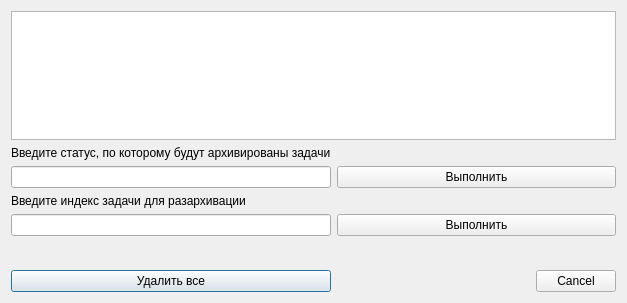
Above: app/TasksForge/gui/archive_dialog.ui from ApplicationsForge/TaskManagerGUI before the change. Below: the same form after it.
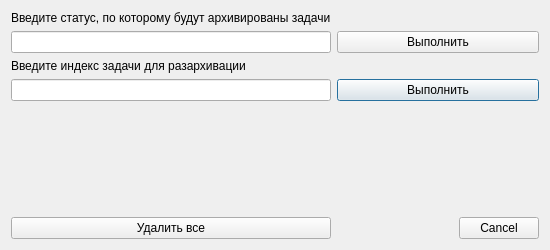
That is the form after the change.

```diff
--- a/app/TasksForge/gui/archive_dialog.ui
+++ b/app/TasksForge/gui/archive_dialog.ui
@@ -6,69 +6,46 @@
    <rect>
     <x>0</x>
     <y>0</y>
-    <width>627</width>
-    <height>303</height>
+    <width>550</width>
+    <height>250</height>
    </rect>
   </property>
   <property name="windowTitle">
    <string>Архивация</string>
   </property>
   <layout class="QGridLayout" name="gridLayout">
-   <item row="6" column="0">
-    <widget class="QPushButton" name="gcPushButton">
-     <property name="text">
-      <string>Удалить все</string>
-     </property>
-    </widget>
-   </item>
-   <item row="1" column="0">
-    <widget class="QLabel" name="archiveByStatusLabel">
-     <property name="text">
-      <string>Введите статус, по которому будут архивированы задачи</string>
-     </property>
-    </widget>
-   </item>
-   <item row="0" column="0" colspan="2">
-    <widget class="QTextEdit" name="archiveTextEdit"/>
-   </item>
-   <item row="4" column="0">
+   <item row="3" column="0">
     <widget class="QLineEdit" name="unarchiveLineEdit"/>
    </item>
-   <item row="4" column="1">
+   <item row="3" column="1">
     <widget class="QPushButton" name="unarchivePushButton">
      <property name="text">
       <string>Выполнить</string>
      </property>
     </widget>
    </item>
-   <item row="2" column="0">
-    <widget class="QLineEdit" name="archiveByStatusLineEdit"/>
+   <item row="5" column="0">
+    <widget class="QPushButton" name="gcPushButton">
+     <property name="text">
+      <string>Удалить все</string>
+     </property>
+    </widget>
    </item>
-   <item row="2" column="1">
+   <item row="1" column="1">
     <widget class="QPushButton" name="archiveByStatusPushButton">
      <property name="text">
       <string>Выполнить</string>
      </property>
     </widget>
    </item>
-   <item row="6" column="1">
-    <widget class="QDialogButtonBox" name="archiveButtonBox">
-     <property name="orientation">
-      <enum>Qt::Horizontal</enum>
-     </property>
-     <property name="standardButtons">
-      <set>QDialogButtonBox::Cancel</set>
-     </property>
-    </widget>
-   </item>
-   <item row="3" column="0">
+   <item row="2" column="0">
     <widget class="QLabel" name="unarchiveLabel">
      <property name="text">
       <string>Введите индекс задачи для разархивации</string>
      </property>
     </widget>
    </item>
-   <item row="5" column="0" colspan="2">
+   <item row="4" column="0" colspan="2">
     <spacer name="verticalSpacer">
      <property name="orientation">
       <enum>Qt::Vertical</enum>
@@ -81,6 +58,26 @@
      </property>
     </spacer>
    </item>
+   <item row="5" column="1">
+    <widget class="QDialogButtonBox" name="archiveButtonBox">
+     <property name="orientation">
+      <enum>Qt::Horizontal</enum>
+     </property>
+     <property name="standardButtons">
+      <set>QDialogButtonBox::Cancel</set>
+     </property>
+    </widget>
+   </item>
+   <item row="0" column="0">
+    <widget class="QLabel" name="archiveByStatusLabel">
+     <property name="text">
+      <string>Введите статус, по которому будут архивированы задачи</string>
+     </property>
+    </widget>
+   </item>
+   <item row="1" column="0">
+    <widget class="QLineEdit" name="archiveByStatusLineEdit"/>
+   </item>
   </layout>
  </widget>
  <resources/>
```
